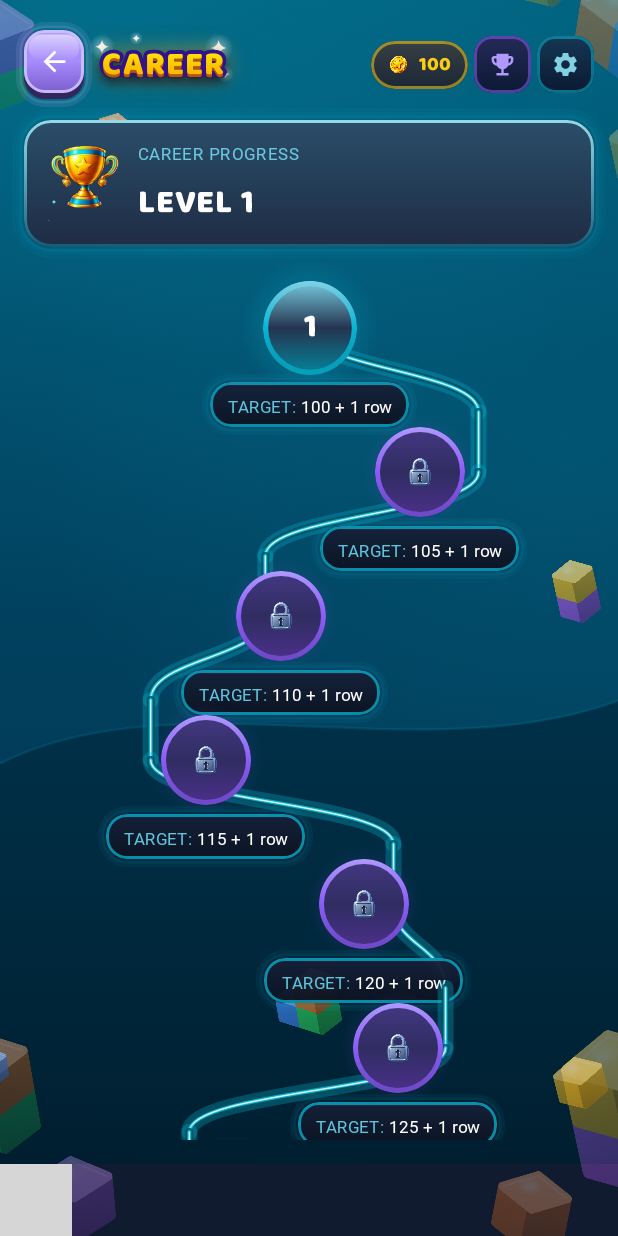
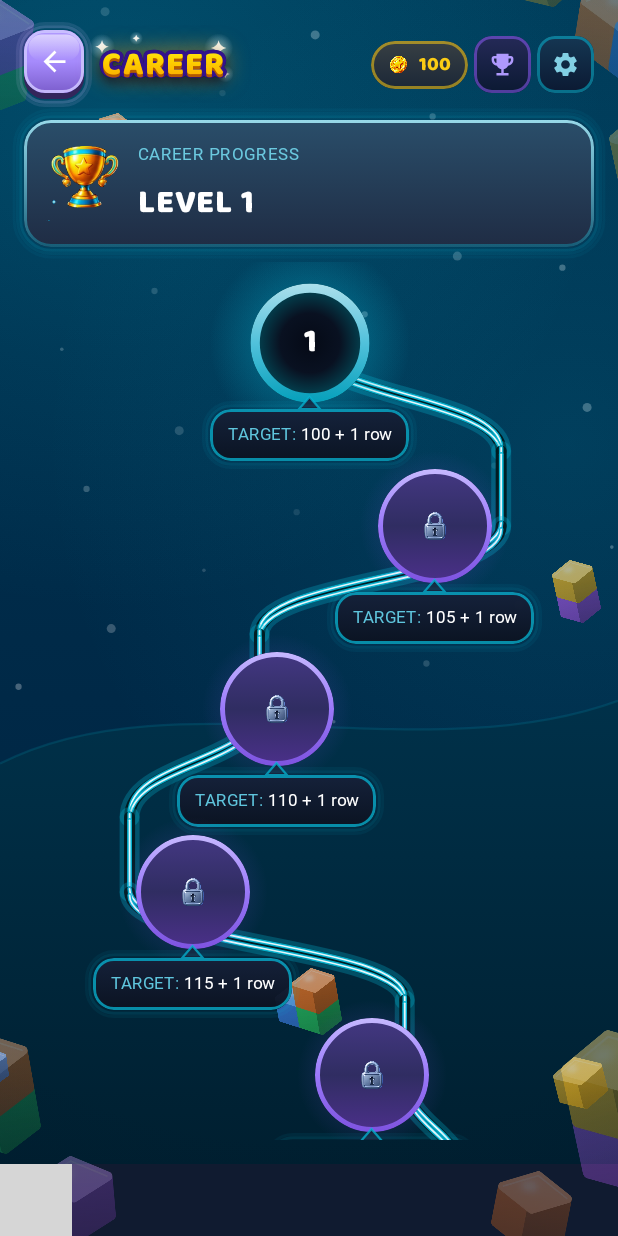
Before and after one commit to MiniAppFactory/boomblast, an Android app built with Jetpack Compose: the LevelMapScreen screen opened through its navigation route, on a phone screen of 412 x 824 dp. Run offline under Robolectric (Android 15) with nearby library versions, the phone set to English and light mode, and no system bars; our stand-ins replace AdMob; pictures from the network do not load; Roboto replaces fonts that are not available here; 7 statements that could not run were skipped; grey boxes are pictures that could not be loaded.

Commit message:
Faz 172: harita ekrani hedef tasarima gercekten yaklastirildi
Kullanici: "sana gonderdigim harita ile ayni olmamis ki, yolladigim zip'te
assetler de var, tekrar calis, yaptiklarini render et yokla bakalim."

Hakliydi. Faz 171'de tasarimi UZAKTAN uygulamistim; bu sefer hedefle render'i
yan yana koyup farklari tek tek olcerek kapattim (karsilastirma goruntusu
build/screen-renders/karsilastirma_hedef_vs_render.png).

Not: yeni gonderilen zip (Pack4) oncekiyle BIREBIR ayni dosyalari iceriyor --
eksik olan varlik degil, benim tasarimi okuyusumdu.

OLCULEN VE KAPATILAN FARKLAR:

1. DUGUM SILUETI. Acik dugum DOLU DISK'ti; tasarimda ortasi KOYU, cevresi
   kalin parlak bir HALKA ve rakam o bosluğun icinde. Dolu disk kilitli
   dugumden yalnizca renkle ayriliyordu, silueti aynıydı -- "su an buradasin"
   hissi bu yuzden zayifti. Halka kalinligi acik dugumde 3 -> 6dp.

2. YOL. Tek kalin cizgiydi, "boru" gibi duruyordu. Tasarimda aralarinda koyu
   bir kanal olan IKI paralel serit var (varlik sayfasi 9. kalem). Ayni egri
   uzerine once kalin koyu govde, sonra +-gap otelenmis iki ince hat cizilerek
   elde edildi; Bezier'i gercekten paralel otelemek (offset curve) kavislerde
   bozuluyor.

3. FERAHLIK. Bir ekrana bizde ~7, tasarimda ~4 dugum siğiyordu. Dugum 60->76dp,
   dikey aralik 96->122dp, yol genligi 0.30->0.34.

4. ZEMIN. Olculdu: hedefte ust ~#004163 / orta ~#00163C, bizde ust ~#015A77 ve
   genel ton turkuaza kaciyordu. Yolun ve dugumlerin isimasi ancak koyu
   zeminde okunuyor. `GameScreenBackground`a `skyDarken` + `showSparkles`
   parametreleri eklendi ve YALNIZCA harita bunlari veriyor -- mod secim
   ekrani kullanicinin begendigi haliyle kaliyor (varsayilan 0f iken ifade
   kimlik fonksiyonu, o ekran hic etkilenmiyor).

5. HALE ve HALKA. Aktif dugumun halesi 14->26dp ve alfasi 0.45->0.55; halka
   gradyani altta %55 alfaya dusup soluklasiyordu, artik ust taraf daha
   parlak.

6. HAP KUYRUGU. Haplarin dugume bakan kenarinda kucuk bir uc yoktu, "serbest
   yuzen etiket" gibi duruyor ve hangi dugume ait oldugu okunmuyordu.

Kanit: 119 test / 0 hata, lintDebug temiz, uc harita render'i + hedefle
yan yana karsilastirma.

Co-Authored-By: Claude Opus 5 (1M context) <noreply@anthropic.com>
Claude-Session: https://claude.ai/code/session_01CGYXXrsigAEAenTudiGnrW

```diff
--- a/app/src/main/java/com/miniappfactory/boomblocks/ui/components/GameScreenBackground.kt
+++ b/app/src/main/java/com/miniappfactory/boomblocks/ui/components/GameScreenBackground.kt
@@ -24,6 +24,7 @@ import com.miniappfactory.boomblocks.ui.theme.BlastSkin
 import com.miniappfactory.boomblocks.ui.theme.GameSurfaces
 import com.miniappfactory.boomblocks.ui.theme.rememberGameSurfaces
 import kotlin.math.roundToInt
+import androidx.compose.ui.graphics.lerp
 
 // Faz 158 — menulerin ZEMIN katmani.
 //
@@ -60,7 +61,21 @@ fun GameScreenBackground(
     showBlocks: Boolean = true,
     // Ileride eklenecek boyali zemin illustrasyonu.
     painter: Painter? = null,
-    painterAlpha: Float = 1f
+    painterAlpha: Float = 1f,
+    // FAZ 172: gogu LACIVERTE cekme orani (0 = dokunma).
+    //
+    // Kullanicinin gonderdigi harita tasarimlarinda zemin bizimkinden belirgin
+    // sekilde daha KOYU ve daha MAVI: olculdu, hedefte ust ~#004163 ve orta
+    // ~#00163C iken bizde ust ~#015A77 ve genel ton turkuaza kaciyordu. Yolun
+    // ve dugumlerin isimasi bu koyulukta okunuyor; acik turkuaz zeminde
+    // hepsi birbirine giriyordu.
+    //
+    // Parametre olarak eklendi cunku ayni bilesen mod secim ekraninda da
+    // kullaniliyor ve ORASI kullanicinin begendigi haliyle kalmali.
+    skyDarken: Float = 0f,
+    // Haritada zemine serpilen kucuk isik noktalari. Tasarimda var, mod secim
+    // ekraninda yok.
+    showSparkles: Boolean = false
 ) {
     val surfaces = rememberGameSurfaces(skin, darkMode, accentOverride)
     // Faz 159 — URETILEN 3B KUPLER ARTIK BAGLI.
@@ -76,7 +91,7 @@ fun GameScreenBackground(
     val decorBitmaps = if (showBlocks) rememberBlockDecorBitmaps() else emptyList()
     Box(modifier = modifier) {
         Canvas(modifier = Modifier.fillMaxSize()) {
-            drawGameWorld(surfaces, horizonFraction, showBlocks)
+            drawGameWorld(surfaces, horizonFraction, showBlocks, skyDarken, showSparkles)
             if (showBlocks && decorBitmaps.isNotEmpty()) {
                 drawBlockDecor(decorBitmaps, surfaces.isLightSurface)
                 // Kuplerin USTUNE vinyet. Kupler boylece "yuzen cikartma"
@@ -115,20 +130,44 @@ private val SPARKLES = listOf(
 private fun DrawScope.drawGameWorld(
     s: GameSurfaces,
     horizonFraction: Float,
-    showBlocks: Boolean
+    showBlocks: Boolean,
+    skyDarken: Float = 0f,
+    showSparkles: Boolean = false
 ) {
     val w = size.width
     val h = size.height
     if (w <= 0f || h <= 0f) return
 
+    // FAZ 172: gogu laciverte cekme. `skyDarken == 0f` iken ifade kimlik
+    // fonksiyonu, yani bu parametreyi vermeyen ekranlar (mod secim) HIC
+    // etkilenmiyor.
+    val deep = Color(0xFF00102E)
+    fun sky(c: Color) = if (skyDarken <= 0f) c else lerp(c, deep, skyDarken)
+
     // 1) Gok: yukarida accent'e dogru acilan dikey gradyan.
     drawRect(
         brush = Brush.verticalGradient(
-            0f to s.skyTop,
-            0.30f to s.skyMid,
-            1f to s.horizon
+            0f to sky(s.skyTop),
+            0.30f to sky(s.skyMid),
+            1f to sky(s.horizon)
         )
     )
+
+    // 1b) Isik noktalari — tasarimdaki "yildiz tozu". Konumlar SABIT bir
+    // formulden uretiliyor (rastgele degil): her karede ayni yerde duruyorlar,
+    // yani titremiyorlar ve durum tutmuyorlar.
+    if (showSparkles) {
+        for (i in 0 until 46) {
+            val fx = ((i * 37) % 100) / 100f
+            val fy = ((i * 61) % 100) / 100f
+            val r = (1.2f + (i % 3) * 0.9f) * density
+            drawCircle(
+                color = Color.White.copy(alpha = 0.10f + (i % 4) * 0.06f),
+                radius = r,
+                center = Offset(w * fx, h * fy)
+            )
+        }
+    }
 
     // 2) Ambient isima — duz yuzeyi kirip hacim hissi veren en ucuz katman.
     drawCircle(
--- a/app/src/main/java/com/miniappfactory/boomblocks/ui/levels/LevelMapScreen.kt
+++ b/app/src/main/java/com/miniappfactory/boomblocks/ui/levels/LevelMapScreen.kt
@@ -87,6 +87,7 @@ import com.miniappfactory.boomblocks.ui.components.accentEmblemColors
 import androidx.compose.ui.text.buildAnnotatedString
 import androidx.compose.ui.text.SpanStyle
 import androidx.compose.ui.text.withStyle
+import androidx.compose.ui.graphics.drawscope.translate
 
 // ModeSelectScreen'deki Challenge kart aksanniyla (Color(0xFFFF6B35)) ayni —
 // Pro Mode'un her yerde tutarli bir "marka rengi" olmasi icin.
@@ -165,6 +166,13 @@ fun LevelMapScreen(
             skin = skin,
             darkMode = darkMode,
             accentOverride = listOf(accentColor, accentColor),
+            // FAZ 172: harita zemini mod secim ekranindan DAHA KOYU.
+            // Tasarimda olculdu (hedef ust ~#004163 / orta ~#00163C; bizde ust
+            // ~#015A77 idi). Yolun ve dugumlerin isimasi ancak bu koyulukta
+            // okunuyor; acik turkuaz zeminde hepsi birbirine giriyordu.
+            // Parametre haritaya ozel -- mod secim ekrani aynen kaliyor.
+            skyDarken = 0.45f,
+            showSparkles = true,
             modifier = Modifier.matchParentSize()
         )
         // Faz 124: kullanici "aynısı Pro ve Kariyer modları için de geçerli"
@@ -532,18 +540,24 @@ private fun CareerProgressCard(
 // Genlik 0.30'da kaldi (glow ile birlikte kenar guvenlik payi tutuyor);
 // canlilik SADECE frekanstan (1.05 -> 1.7) geliyor.
 private fun pathXFraction(index: Int): Float =
-    0.5f + 0.30f * sin(index * 1.7f)
+    // FAZ 172: genlik 0.30 -> 0.34. Tasarimdaki S daha genis salinim yapiyor;
+    // dar salinimda yol "hafif kivrilan dikey cizgi" gibi duruyordu.
+    0.5f + 0.34f * sin(index * 1.7f)
 
 // Faz 115n: dugum 72dp -> 60dp (kullanici: "bu kadar büyük olmak zorunda
 // degil"). Oge yuksekligi de orantili daraltildi (124dp -> 96dp) — hem daha
 // fazla dugum ekranda gorunuyor hem yukaridaki daha sik dalga formuluyle
 // birlikte gercekten kivrilan bir yol hissi olusuyor.
-private val LEVEL_PATH_ITEM_HEIGHT = 96.dp
-private val LEVEL_NODE_SIZE = 60.dp
+// FAZ 172: hedef tasarim eldeki ekrandan belirgin sekilde DAHA FERAH.
+// Kullanicinin gonderdigi ekranda bir ekrana ~4 dugum siğiyor, bizde ~7
+// siğiyordu; harita "sikisik liste" gibi duruyordu. Dugum buyudu, dikey
+// aralik acildi.
+private val LEVEL_PATH_ITEM_HEIGHT = 122.dp
+private val LEVEL_NODE_SIZE = 76.dp
 // Dugumun DUSEY merkezi ogenin tepesinden bu kadar asagida — sabit bir dp
 // degeri olarak tutuluyor ki Canvas'taki cizgi ile Column'daki gercek dugum
 // konumu HER ZAMAN birebir ortussun (BiasAlignment ile tahmin degil).
-private val LEVEL_NODE_CENTER_Y = 40.dp
+private val LEVEL_NODE_CENTER_Y = 50.dp
 
 // Faz 115m: 3 durumlu harita rengi. Kullanicinin istegiyle "tamamlandi"
 // YESIL'den ALTIN'a tasindi (mockup'taki gibi), aktif dugum camgobegi,
@@ -601,21 +615,38 @@ private fun androidx.compose.ui.graphics.drawscope.DrawScope.drawGlowRoute(
     // NOT: denetimdeki "yol dugumleri yutuyor" iddiasi DOGRULANMADI ve burada
     // iddia edilmiyor — dugum yolun ustunde, opak ve 60dp.
     val pathScale = density / 3f
-    // FAZ 171: tasarimdaki yol belirgin bir "isikli kurdele"; eldeki hali
-    // ona gore inceydi. Katman sayisi ayni, kalinliklar ~%20 arttirildi ve en
-    // ictekiler beyaza cekildi -- tasarimdaki beyaz ic hat bundan cikiyor.
-    val outerGlow = androidx.compose.ui.graphics.drawscope.Stroke(width = 32f * pathScale, cap = StrokeCap.Round)
-    val darkBase = androidx.compose.ui.graphics.drawscope.Stroke(width = 16f * pathScale, cap = StrokeCap.Round)
-    val brightCore = androidx.compose.ui.graphics.drawscope.Stroke(width = 8f * pathScale, cap = StrokeCap.Round)
-    val gloss = androidx.compose.ui.graphics.drawscope.Stroke(width = 3f * pathScale, cap = StrokeCap.Round)
+    // FAZ 172 — YOL ARTIK CIFT SERIT.
+    //
+    // Tasarimdaki yol tek bir kalin cizgi degil: aralarinda koyu bir bosluk
+    // olan IKI paralel isikli serit. Tek serit cizdigimizde "boru" gibi
+    // duruyordu; ikiye ayrilinca ayni kalinlikta ama cok daha hafif ve hizli
+    // bir "iz" hissi veriyor -- varlik sayfasindaki 9. kalem (PATH SEGMENTS)
+    // tam olarak bunu gosteriyor.
+    //
+    // Iki serit ayri path DEGIL: ayni egri, once kalin koyu bir taban, sonra
+    // uzerine INCE iki hat cizilerek elde ediliyor. Bezier'i paralel otelemek
+    // (offset curve) matematiksel olarak zahmetli ve kavislerde bozuluyor;
+    // burada seritler dikey olarak kaydiriliyor, ki egrinin egimi cogunlukla
+    // dikey oldugu icin gorsel olarak paralel okunuyor.
+    val outerGlow = androidx.compose.ui.graphics.drawscope.Stroke(width = 40f * pathScale, cap = StrokeCap.Round)
+    val darkBase = androidx.compose.ui.graphics.drawscope.Stroke(width = 22f * pathScale, cap = StrokeCap.Round)
+    val strandOuter = androidx.compose.ui.graphics.drawscope.Stroke(width = 9f * pathScale, cap = StrokeCap.Round)
+    val strandInner = androidx.compose.ui.graphics.drawscope.Stroke(width = 3.5f * pathScale, cap = StrokeCap.Round)
+
     // 1) dis isima — genis, dusuk alfa
-    drawPath(curve, color = color.copy(alpha = 0.30f), style = outerGlow)
-    // 2) koyu taban — yolun "govdesi"
-    drawPath(curve, color = lerp(color, Color.Black, 0.45f).copy(alpha = 0.85f), style = darkBase)
-    // 3) parlak ic hat
-    drawPath(curve, color = color.copy(alpha = 0.95f), style = brightCore)
-    // 4) ince parlaklik — yolun ustunde cam hissi
-    drawPath(curve, color = Color.White.copy(alpha = 0.85f), style = gloss)
+    drawPath(curve, color = color.copy(alpha = 0.28f), style = outerGlow)
+    // 2) koyu govde — iki seridin arasindaki bosluk bu
+    drawPath(curve, color = lerp(color, Color.Black, 0.72f).copy(alpha = 0.95f), style = darkBase)
+
+    // 3) iki serit. `gap` govdenin yariya yakini: seritler govdenin kenarlarina
+    //    oturuyor, ortada koyu bir kanal kaliyor.
+    val gap = 6.5f * pathScale
+    for (dy in listOf(-gap, gap)) {
+        translate(top = dy) {
+            drawPath(curve, color = color.copy(alpha = 0.95f), style = strandOuter)
+            drawPath(curve, color = Color.White.copy(alpha = 0.9f), style = strandInner)
+        }
+    }
 }
 
 // Faz 42: baglanti cizgisi iki parcaya bolunuyor. Faz 115u'ya kadar bolunme
@@ -672,8 +703,15 @@ private fun LevelPathNode(
     // Dugumler uc durumlu renklendirmesini KORUYOR (altin/aksan/mor); degisen
     // yalnizca aralarindaki cizgi.
     val routeColor = accentColor
+    // FAZ 172: halka ust tarafta daha parlak. Tasarimda hem acik hem kilitli
+    // dugumun cevresinde belirgin bir ISIK CEMBERI var; eldeki gradyan altta
+    // %55 alfaya dusup halkayi yariya kadar soluklastiriyordu.
     val borderBrush = Brush.verticalGradient(
-        listOf(lerp(nodeAccent, Color.White, 0.35f), nodeAccent, nodeAccent.copy(alpha = 0.55f))
+        listOf(
+            lerp(nodeAccent, Color.White, 0.55f),
+            lerp(nodeAccent, Color.White, 0.15f),
+            nodeAccent.copy(alpha = 0.80f)
+        )
     )
 
     Box(
@@ -747,8 +785,20 @@ private fun LevelPathNode(
                 completed -> Brush.verticalGradient(
                     listOf(lerp(nodeAccent, Color.White, 0.55f), nodeAccent, lerp(nodeAccent, Color.Black, 0.45f))
                 )
-                unlocked -> Brush.verticalGradient(
-                    listOf(lerp(nodeAccent, Color.White, 0.30f), palette.card, lerp(nodeAccent, Color.Black, 0.20f))
+                // FAZ 172: acik dugum artik DOLU DISK degil HALKA.
+                //
+                // Tasarimda aktif dugum, ortasi KOYU (zemin tonunda) ve
+                // cevresinde kalin parlak bir halka olan bir "isik cemberi";
+                // rakam o koyu boslugun icinde duruyor. Elimizdeki dolu
+                // gradyanli disk, kilitli dugumlerden yalnizca renkle
+                // ayrilıyordu -- silueti aynıydı, o yuzden "su an buradasin"
+                // hissi zayifti.
+                unlocked -> Brush.radialGradient(
+                    colors = listOf(
+                        lerp(palette.background, Color.Black, 0.35f),
+                        lerp(palette.background, Color.Black, 0.20f),
+                        lerp(nodeAccent, Color.Black, 0.45f)
+                    )
                 )
                 // Faz 115l/m: duz tek renk yerine hafif dikey gradyan — ama mor
                 // aksanla, ChatGPT promptunun "hala premium/cazip gorunmeli,
@@ -771,8 +821,12 @@ private fun LevelPathNode(
                     // ciziliyor. Aksi halde Column'daki dugum LEVEL_NODE_CENTER_Y'nin
                     // varsaydigi konumdan kayar ve Canvas'taki yolla hizasi bozulur.
                     .drawBehind {
-                        val glowAlpha = if (isCurrent) 0.45f else 0.28f
-                        val glowPad = if (isCurrent) 14.dp.toPx() else 8.dp.toPx()
+                        // FAZ 172: hedefte aktif dugumun cevresinde GENIS ve
+                        // yumusak bir hale var -- "su an buradasin" isaretini
+                        // asil o veriyor. Eldeki hale dar kaliyordu ve halka
+                        // kalinlastiktan sonra iyice yutulmustu.
+                        val glowAlpha = if (isCurrent) 0.55f else 0.30f
+                        val glowPad = if (isCurrent) 26.dp.toPx() else 12.dp.toPx()
                         // Faz 166 -- OLU KOD CANLANDI. `Brush.radialGradient`e
                         // `radius` VERILMEMISTI; bu durumda gradyan cizim
                         // alaninin `minDimension / 2`sinde, yani dugumun
@@ -793,7 +847,9 @@ private fun LevelPathNode(
                     }
                     .clip(CircleShape)
                     .background(nodeFill)
-                    .border(3.dp, borderBrush, CircleShape),
+                    // Halka kalinligi acik dugumde iki katina cikiyor: tasarimda
+                    // aktif dugumu tasiyan sey renk degil KALINLIK ve isima.
+                    .border(if (unlocked) 6.dp else 3.dp, borderBrush, CircleShape),
                 contentAlignment = Alignment.Center
             ) {
                 if (unlocked) {
@@ -854,6 +910,28 @@ private fun LevelPathNode(
             // hale kondu -- hap artik zeminde "duran" bir nesne.
             Box(
                 modifier = Modifier
+                    // FAZ 172: hapin dugume bakan kenarinda kucuk bir UC var
+                    // (tasarimdaki konusma balonu kuyrugu). Kuyruk olmayinca hap
+                    // "serbest yuzen bir etiket" gibi duruyor, hangi dugume ait
+                    // oldugu okunmuyordu. Bizim yerlesimde hap dugumun ALTINDA
+                    // oldugu icin uc YUKARI bakiyor.
+                    .drawBehind {
+                        val half = 7.dp.toPx()
+                        val tip = Path().apply {
+                            moveTo(size.width / 2f - half, 0f)
+                            lineTo(size.width / 2f + half, 0f)
+                            lineTo(size.width / 2f, -half * 1.15f)
+                            close()
+                        }
+                        drawPath(tip, color = Color(0xFF16213A).copy(alpha = 0.96f))
+                        drawPath(
+                            tip,
+                            color = accentColor.copy(alpha = 0.75f),
+                            style = androidx.compose.ui.graphics.drawscope.Stroke(
+                                width = 1.5.dp.toPx()
+                            )
+                        )
+                    }
                     .gameOuterGlow(
                         accent = accentColor,
                         cornerRadius = 14.dp,
```
